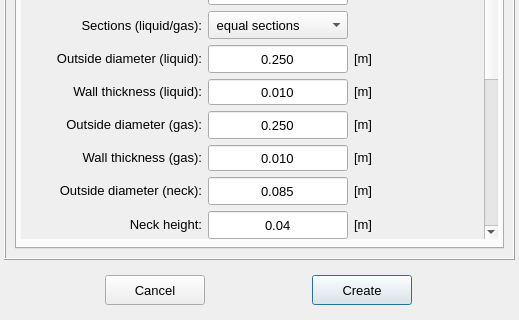
Above: pulse/interface/data/ui_files/model/editor/pulsation_damper_editor_inputs.ui from open-pulse/OpenPulse before the change; both pictures show x 0 to 519 and y 367 to 687 of the 519 by 687 pixel window. Below: the same form after it.
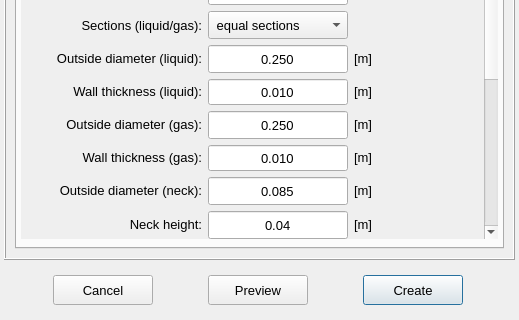
That is the form after the change. Icons and pictures are not drawn.

Commit message: working damper preview

What changed in the file:
```diff
--- a/pulse/interface/data/ui_files/model/editor/pulsation_damper_editor_inputs.ui
+++ b/pulse/interface/data/ui_files/model/editor/pulsation_damper_editor_inputs.ui
@@ -2796,7 +2796,7 @@
       <property name="verticalSpacing">
        <number>0</number>
       </property>
-      <item row="0" column="1">
+      <item row="0" column="2">
        <widget class="QPushButton" name="pushButton_create">
         <property name="minimumSize">
          <size>
@@ -2874,6 +2874,39 @@
         </property>
        </widget>
       </item>
+      <item row="0" column="1">
+       <widget class="QPushButton" name="pushButton_preview">
+        <property name="minimumSize">
+         <size>
+          <width>100</width>
+          <height>30</height>
+         </size>
+        </property>
+        <property name="maximumSize">
+         <size>
+          <width>100</width>
+          <height>30</height>
+         </size>
+        </property>
+        <property name="font">
+         <font>
+          <pointsize>10</pointsize>
+         </font>
+        </property>
+        <property name="text">
+         <string>Preview</string>
+        </property>
+        <property name="autoDefault">
+         <bool>false</bool>
+        </property>
+        <property name="default">
+         <bool>false</bool>
+        </property>
+        <property name="flat">
+         <bool>false</bool>
+        </property>
+       </widget>
+      </item>
      </layout>
     </widget>
    </item>
```
Left out of the diff: 101 changed lines with no effect on the pictures. The commit also changes 3 other files.
